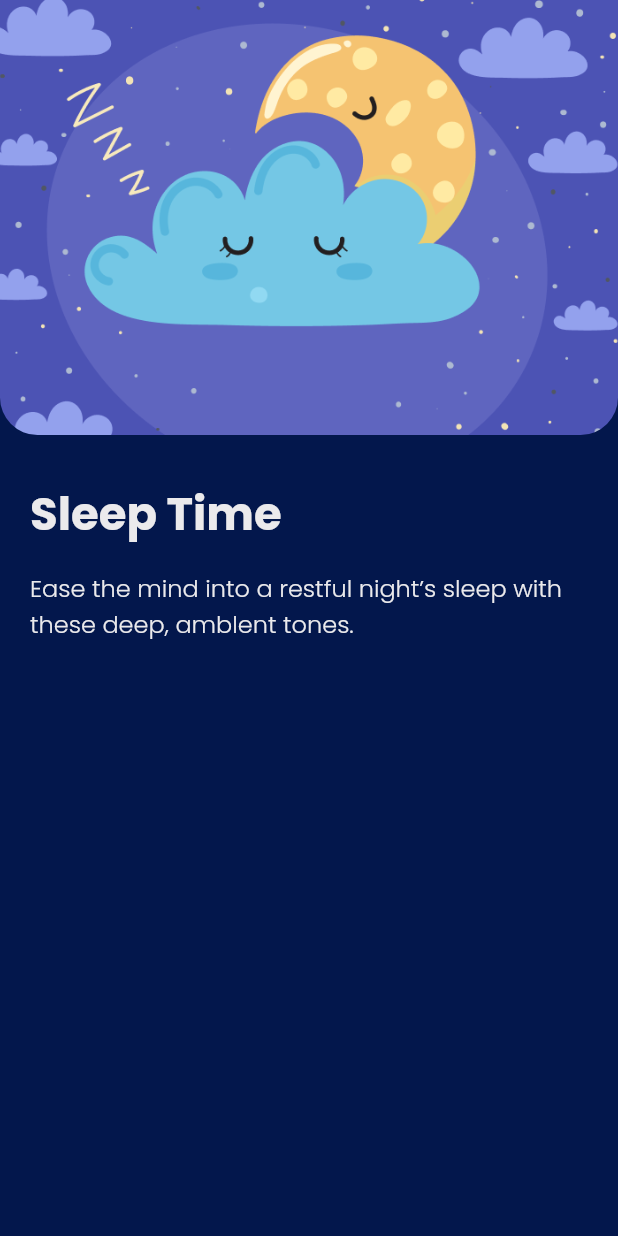
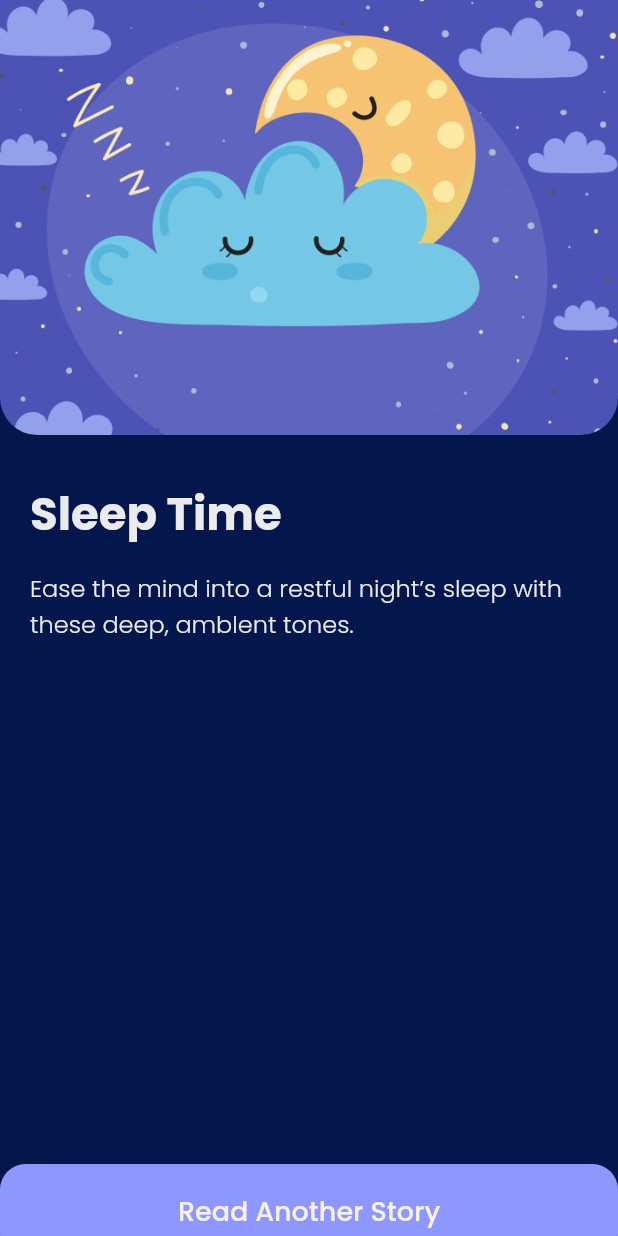
Before and after one commit to tirta-raa/sleep-2, a Flutter app: the HomePage screen opened directly, after a tap on "Night Sleep", on a phone screen of 412 x 824 dp. Run offline on Flutter 3.47's test engine with Material 2 defaults, Android fonts, the light colour scheme and no system bars; our stand-ins replace google_fonts.

Commit message:
memperbaiki shape image_card

```diff
--- a/lib/pages/pages.dart
+++ b/lib/pages/pages.dart
@@ -4,6 +4,6 @@ import 'package:sleep/widgets/widgets.dart';
 import 'package:sleep/models/models.dart';
 
 part 'home.dart';
-part 'story_list.dart';
+
 part 'story_pages.dart';
 part 'splash.dart';
--- a/lib/pages/story_list.dart
+++ /dev/null
@@ -1 +0,0 @@
-part of 'pages.dart';
--- a/lib/pages/story_pages.dart
+++ b/lib/pages/story_pages.dart
@@ -52,6 +52,34 @@ class StoryPages extends StatelessWidget {
                 ],
               ),
             ),
+            Container(
+              margin: EdgeInsets.only(
+                top: 348,
+                bottom: 33,
+              ),
+              width: 374,
+              height: 63,
+              child: RaisedButton(
+                onPressed: () {
+                  Navigator.push(
+                    context,
+                    MaterialPageRoute(
+                      builder: (context) => HomePage(),
+                    ),
+                  );
+                },
+                color: purpleColor,
+                shape: RoundedRectangleBorder(
+                  borderRadius: BorderRadius.circular(17),
+                ),
+                child: Text(
+                  'Read Another Story',
+                  style: buttonTextStyle.copyWith(
+                    fontSize: 18,
+                  ),
+                ),
+              ),
+            ),
           ],
         ),
       ),
--- a/lib/widgets/image_card.dart
+++ b/lib/widgets/image_card.dart
@@ -9,10 +9,24 @@ class ImageCard extends StatelessWidget {
     return Container(
       child: Column(
         children: <Widget>[
-          Image.asset(
-            image.imageUrl,
+          Container(
             width: 177,
             height: 123,
+            decoration: BoxDecoration(
+              borderRadius: BorderRadius.vertical(
+                bottom: Radius.circular(25),
+                top: Radius.circular(25),
+              ),
+
+              image: DecorationImage(
+                  image: AssetImage(
+                    image.imageUrl,
+                  ),
+                  fit: BoxFit.cover),
+
+              // width: 177,
+              // height: 123,
+            ),
           ),
           SizedBox(
             height: 12,
```
